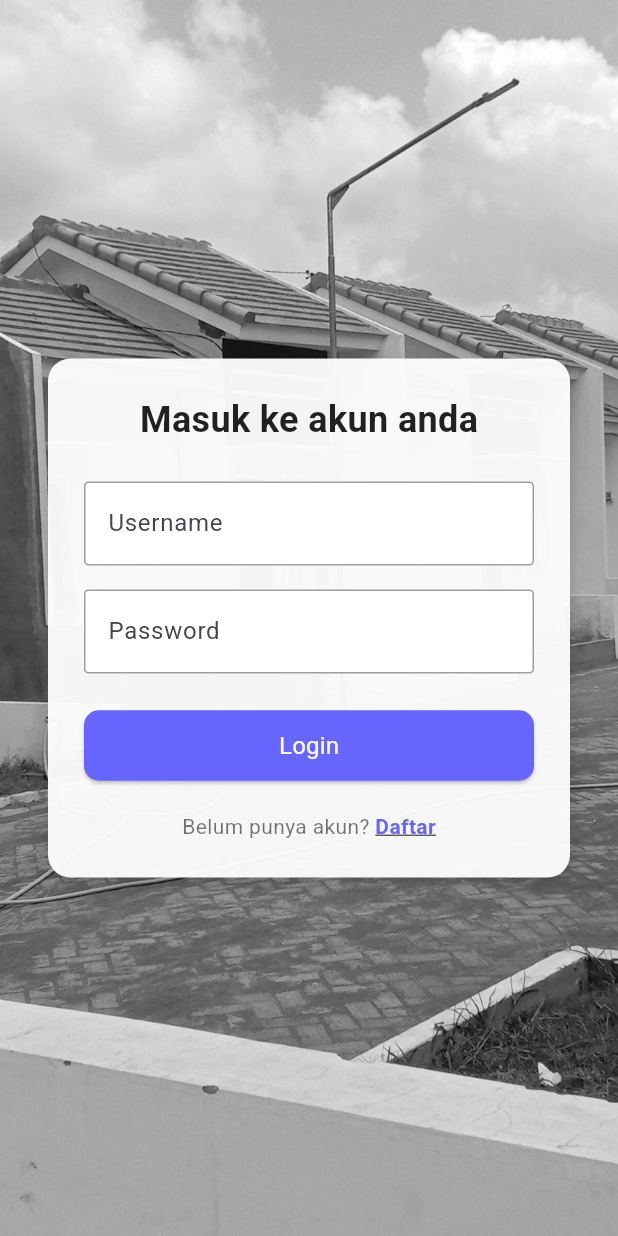
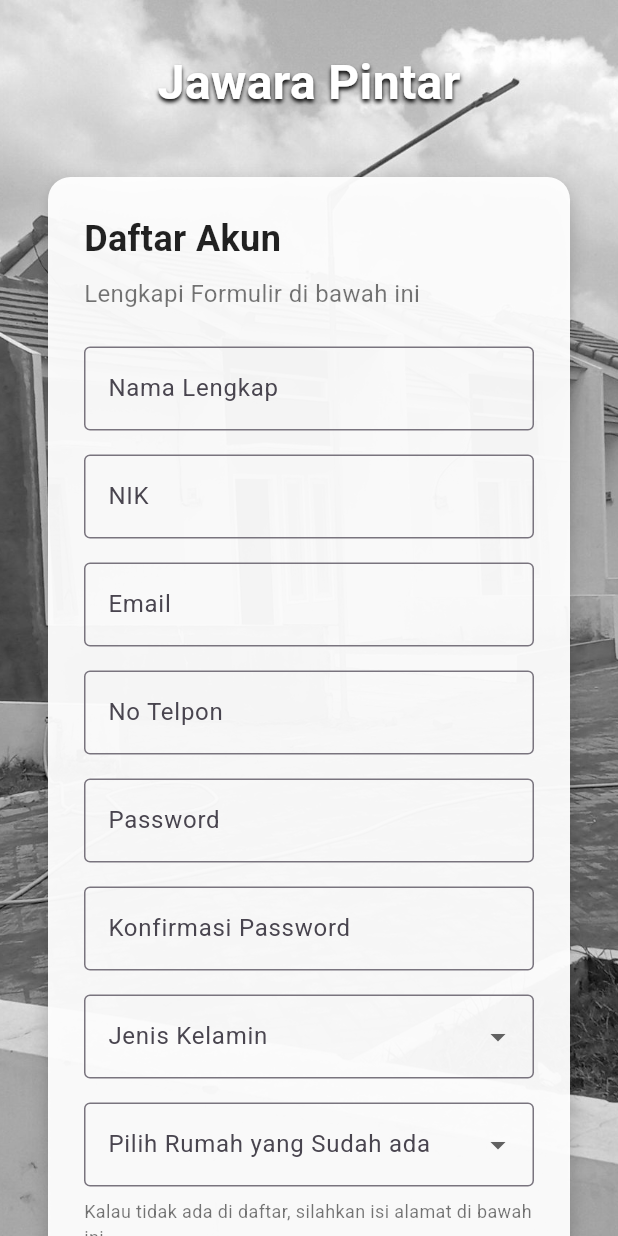
Before and after one commit to KevinASaputra/mobile_josjis_Kel2, a Flutter app: the screen it shows after launch, after a tap on "Daftar", on a phone screen of 412 x 824 dp. Run offline on Flutter 3.47's test engine with Material 3 defaults, Android fonts, the phone set to English and light mode, and no system bars.

Commit message:
Menambah Login Screen dan Register Screen

```diff
--- a/jawara/lib/main.dart
+++ b/jawara/lib/main.dart
@@ -1,5 +1,7 @@
 import 'package:flutter/material.dart';
 import 'screens/auth/login_screen.dart';
+import 'screens/auth/register_screen.dart';
+
 
 void main() {
   runApp(const MyApp());
@@ -11,10 +13,16 @@ class MyApp extends StatelessWidget {
   @override
   Widget build(BuildContext context) {
     return MaterialApp(
-      debugShowCheckedModeBanner: false,
-      title: 'Jawara App',
-      theme: ThemeData(primarySwatch: Colors.blue),
-      home: const LoginScreen(),
+      title: 'Jawara Pintar',
+      theme: ThemeData(
+        primarySwatch: Colors.blue,
+        visualDensity: VisualDensity.adaptivePlatformDensity,
+      ),
+      initialRoute: '/login',
+      routes: {
+        '/login': (context) => const LoginScreen(),
+        '/register': (context) => const RegisterScreen(),
+      },
     );
   }
 }
--- a/jawara/lib/routes.dart
+++ b/jawara/lib/routes.dart
@@ -0,0 +1,8 @@
+import 'package:flutter/material.dart';
+import 'screens/auth/login_screen.dart';
+import 'screens/auth/register_screen.dart';
+
+Map<String, WidgetBuilder> routes = {
+  '/login': (context) => const LoginScreen(),
+  '/register': (context) => const RegisterScreen(),
+};
--- a/jawara/lib/screens/auth/login_screen.dart
+++ b/jawara/lib/screens/auth/login_screen.dart
@@ -33,8 +33,57 @@ class _LoginScreenState extends State<LoginScreen> {
             colorFilter: ColorFilter.mode(Colors.grey, BlendMode.saturation),
           ),
         ),
-        child: Center(
-          child: Padding(
+        child: Column(
+          mainAxisAlignment: MainAxisAlignment.center,
+          children: [
+            const Text(
+              "Jawara Pintar",
+              style: TextStyle(
+                fontSize: 32,
+                fontWeight: FontWeight.bold,
+                color: Colors.white,
+                shadows: [
+                  Shadow(
+                    offset: Offset(0, 2),
+                    blurRadius: 3.0,
+                    color: Color.fromARGB(255, 0, 0, 0),
+                  ),
+                ],
+              ),
+            ),
+            const SizedBox(height: 8),
+            const Text(
+              "Selamat Datang",
+              style: TextStyle(
+                fontSize: 24,
+                fontWeight: FontWeight.bold,
+                color: Colors.white,
+                shadows: [
+                  Shadow(
+                    offset: Offset(0, 2),
+                    blurRadius: 3.0,
+                    color: Color.fromARGB(255, 0, 0, 0),
+                  ),
+                ],
+              ),
+            ),
+            const SizedBox(height: 8),
+            const Text(
+              "Login untuk mengakses sistem Jawara Pintar",
+              style: TextStyle(
+                fontSize: 16,
+                color: Colors.white,
+                shadows: [
+                  Shadow(
+                    offset: Offset(0, 2),
+                    blurRadius: 3.0,
+                    color: Color.fromARGB(255, 0, 0, 0),
+                  ),
+                ],
+              ),
+            ),
+            const SizedBox(height: 32),
+            Padding(
               padding: const EdgeInsets.symmetric(horizontal: 32.0),
               child: Container(
                 padding: const EdgeInsets.all(24.0),
@@ -69,15 +118,11 @@ class _LoginScreenState extends State<LoginScreen> {
                       decoration: const InputDecoration(
                         labelText: "Username",
                         border: OutlineInputBorder(
-                        borderRadius: BorderRadius.all(
-                          Radius.circular(3.0),
-                        ),
+                          borderRadius: BorderRadius.all(Radius.circular(3.0)),
                           borderSide: BorderSide(color: Colors.grey),
                         ),
                         enabledBorder: OutlineInputBorder(
-                        borderRadius: BorderRadius.all(
-                          Radius.circular(3.0),
-                        ),
+                          borderRadius: BorderRadius.all(Radius.circular(3.0)),
                           borderSide: BorderSide(color: Colors.grey),
                         ),
                         fillColor: Colors.white,
@@ -93,15 +138,11 @@ class _LoginScreenState extends State<LoginScreen> {
                       decoration: const InputDecoration(
                         labelText: "Password",
                         border: OutlineInputBorder(
-                        borderRadius: BorderRadius.all(
-                          Radius.circular(3.0),
-                        ),
+                          borderRadius: BorderRadius.all(Radius.circular(3.0)),
                           borderSide: BorderSide(color: Colors.grey),
                         ),
                         enabledBorder: OutlineInputBorder(
-                        borderRadius: BorderRadius.all(
-                          Radius.circular(3.0),
-                        ),
+                          borderRadius: BorderRadius.all(Radius.circular(3.0)),
                           borderSide: BorderSide(color: Colors.grey),
                         ),
                         fillColor: Colors.white,
@@ -157,6 +198,7 @@ class _LoginScreenState extends State<LoginScreen> {
                 ),
               ),
             ),
+          ],
         ),
       ),
     );
--- a/jawara/lib/screens/auth/register_screen.dart
+++ b/jawara/lib/screens/auth/register_screen.dart
@@ -0,0 +1,297 @@
+import 'package:flutter/material.dart';
+
+class RegisterScreen extends StatefulWidget {
+  const RegisterScreen({super.key});
+
+  @override
+  State<RegisterScreen> createState() => _RegisterScreenState();
+}
+
+class _RegisterScreenState extends State<RegisterScreen> {
+  final TextEditingController namaController = TextEditingController();
+  final TextEditingController nikController = TextEditingController();
+  final TextEditingController emailController = TextEditingController();
+  final TextEditingController phoneController = TextEditingController();
+  final TextEditingController passwordController = TextEditingController();
+  final TextEditingController confirmPasswordController =
+      TextEditingController();
+  final TextEditingController alamatController = TextEditingController();
+
+  String? selectedGender;
+  String? selectedHouse;
+  String? selectedOwnership;
+
+  final List<String> genderOptions = ['Pria', 'Wanita'];
+  final List<String> houseOptions = [
+    'Rumah A',
+    'Rumah B',
+    'Rumah C',
+  ]; // Example data
+  final List<String> ownershipOptions = ['Pemilik', 'Penyewa'];
+
+  @override
+  Widget build(BuildContext context) {
+    return Scaffold(
+      body: Container(
+        decoration: BoxDecoration(
+          image: DecorationImage(
+            image: const AssetImage('img/login_background.jpeg'),
+            fit: BoxFit.cover,
+            colorFilter: ColorFilter.mode(Colors.grey, BlendMode.saturation),
+          ),
+        ),
+        child: SingleChildScrollView(
+          child: Padding(
+            padding: const EdgeInsets.all(32.0),
+            child: Column(
+              children: [
+                const Text(
+                  "Jawara Pintar",
+                  style: TextStyle(
+                    fontSize: 32,
+                    fontWeight: FontWeight.bold,
+                    color: Colors.white,
+                    shadows: [
+                      Shadow(
+                        offset: Offset(0, 2),
+                        blurRadius: 3.0,
+                        color: Color.fromARGB(255, 0, 0, 0),
+                      ),
+                    ],
+                  ),
+                ),
+                const SizedBox(height: 40),
+                Container(
+                  padding: const EdgeInsets.all(24.0),
+                  decoration: BoxDecoration(
+                    color: Colors.white.withOpacity(0.95),
+                    borderRadius: BorderRadius.circular(15.0),
+                    boxShadow: [
+                      BoxShadow(
+                        color: Colors.black.withOpacity(0.2),
+                        blurRadius: 10,
+                        offset: const Offset(0, 5),
+                      ),
+                    ],
+                  ),
+
+                  child: Column(
+                    crossAxisAlignment: CrossAxisAlignment.start,
+                    children: [
+                      const Text(
+                        "Daftar Akun",
+                        style: TextStyle(
+                          fontSize: 24,
+                          fontWeight: FontWeight.bold,
+                          color: Colors.black87,
+                        ),
+                      ),
+                      const SizedBox(height: 8),
+                      const Text(
+                        "Lengkapi Formulir di bawah ini",
+                        style: TextStyle(fontSize: 16, color: Colors.black54),
+                      ),
+                      const SizedBox(height: 24),
+
+                      // Form fields
+                      TextField(
+                        controller: namaController,
+                        decoration: const InputDecoration(
+                          labelText: "Nama Lengkap",
+                          hintText: "Masukkan nama lengkap",
+                          border: OutlineInputBorder(),
+                        ),
+                      ),
+                      const SizedBox(height: 16),
+
+                      TextField(
+                        controller: nikController,
+                        decoration: const InputDecoration(
+                          labelText: "NIK",
+                          border: OutlineInputBorder(),
+                        ),
+                      ),
+                      const SizedBox(height: 16),
+
+                      TextField(
+                        controller: emailController,
+                        decoration: const InputDecoration(
+                          labelText: "Email",
+                          border: OutlineInputBorder(),
+                        ),
+                      ),
+                      const SizedBox(height: 16),
+
+                      TextField(
+                        controller: phoneController,
+                        decoration: const InputDecoration(
+                          labelText: "No Telpon",
+                          border: OutlineInputBorder(),
+                        ),
+                      ),
+                      const SizedBox(height: 16),
+
+                      TextField(
+                        controller: passwordController,
+                        obscureText: true,
+                        decoration: const InputDecoration(
+                          labelText: "Password",
+                          border: OutlineInputBorder(),
+                        ),
+                      ),
+                      const SizedBox(height: 16),
+
+                      TextField(
+                        controller: confirmPasswordController,
+                        obscureText: true,
+                        decoration: const InputDecoration(
+                          labelText: "Konfirmasi Password",
+                          border: OutlineInputBorder(),
+                        ),
+                      ),
+                      const SizedBox(height: 16),
+
+                      DropdownButtonFormField<String>(
+                        value: selectedGender,
+                        decoration: const InputDecoration(
+                          labelText: "Jenis Kelamin",
+                          border: OutlineInputBorder(),
+                        ),
+                        items: genderOptions.map((String gender) {
+                          return DropdownMenuItem(
+                            value: gender,
+                            child: Text(gender),
+                          );
+                        }).toList(),
+                        onChanged: (String? value) {
+                          setState(() {
+                            selectedGender = value;
+                          });
+                        },
+                      ),
+                      const SizedBox(height: 16),
+
+                      DropdownButtonFormField<String>(
+                        value: selectedHouse,
+                        decoration: const InputDecoration(
+                          labelText: "Pilih Rumah yang Sudah ada",
+                          border: OutlineInputBorder(),
+                        ),
+                        items: houseOptions.map((String house) {
+                          return DropdownMenuItem(
+                            value: house,
+                            child: Text(house),
+                          );
+                        }).toList(),
+                        onChanged: (String? value) {
+                          setState(() {
+                            selectedHouse = value;
+                          });
+                        },
+                      ),
+                      const SizedBox(height: 8),
+
+                      const Text(
+                        "Kalau tidak ada di daftar, silahkan isi alamat di bawah ini",
+                        style: TextStyle(fontSize: 12, color: Colors.black54),
+                      ),
+                      const SizedBox(height: 8),
+
+                      TextField(
+                        controller: alamatController,
+                        decoration: const InputDecoration(
+                          labelText: "Alamat Rumah (Jika tidak ada di list)",
+                          border: OutlineInputBorder(),
+                        ),
+                        maxLines: 3,
+                      ),
+                      const SizedBox(height: 16),
+
+                      DropdownButtonFormField<String>(
+                        value: selectedOwnership,
+                        decoration: const InputDecoration(
+                          labelText: "Status kepemilikan rumah",
+                          border: OutlineInputBorder(),
+                        ),
+                        items: ownershipOptions.map((String status) {
+                          return DropdownMenuItem(
+                            value: status,
+                            child: Text(status),
+                          );
+                        }).toList(),
+                        onChanged: (String? value) {
+                          setState(() {
+                            selectedOwnership = value;
+                          });
+                        },
+                      ),
+                      const SizedBox(height: 16),
+
+                      Container(
+                        width: double.infinity,
+                        padding: const EdgeInsets.all(16),
+                        decoration: BoxDecoration(
+                          color: Colors.grey[200],
+                          borderRadius: BorderRadius.circular(4),
+                        ),
+                        child: const Text(
+                          "Upload Foto KK/KTP (.png/.jpg)",
+                          style: TextStyle(color: Colors.black54),
+                        ),
+                      ),
+                      const SizedBox(height: 24),
+
+                      SizedBox(
+                        width: double.infinity,
+                        child: ElevatedButton(
+                          onPressed: () {
+                            Navigator.pushReplacementNamed(context, '/login');
+                          },
+                          style: ElevatedButton.styleFrom(
+                            backgroundColor: const Color(0xFF6666FF),
+                            padding: const EdgeInsets.symmetric(vertical: 12),
+                            shape: RoundedRectangleBorder(
+                              borderRadius: BorderRadius.circular(10.0),
+                            ),
+                          ),
+                          child: const Text(
+                            "Buat Akun",
+                            style: TextStyle(fontSize: 16, color: Colors.white),
+                          ),
+                        ),
+                      ),
+                      const SizedBox(height: 16),
+
+                      Row(
+                        mainAxisAlignment: MainAxisAlignment.center,
+                        children: [
+                          const Text(
+                            "Sudah Punya Akun? ",
+                            style: TextStyle(color: Colors.black54),
+                          ),
+                          GestureDetector(
+                            onTap: () {
+                              Navigator.pushReplacementNamed(context, '/login');
+                            },
+                            child: const Text(
+                              "Masuk",
+                              style: TextStyle(
+                                color: Color(0xFF6666FF),
+                                fontWeight: FontWeight.bold,
+                                decoration: TextDecoration.underline,
+                              ),
+                            ),
+                          ),
+                        ],
+                      ),
+                    ],
+                  ),
+                ),
+              ],
+            ),
+          ),
+        ),
+      ),
+    );
+  }
+}
```
Also changed, not shown: jawara/lib/widgets/sidebar.dart (added). Lines whose indentation alone changed are shown as unchanged.
